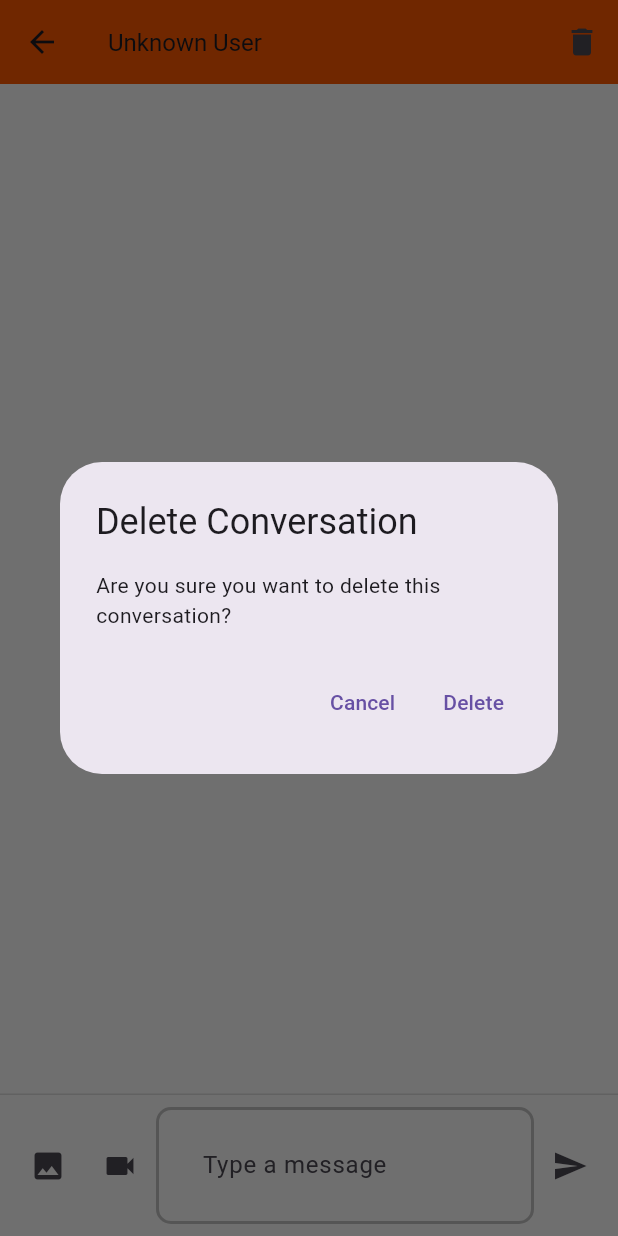
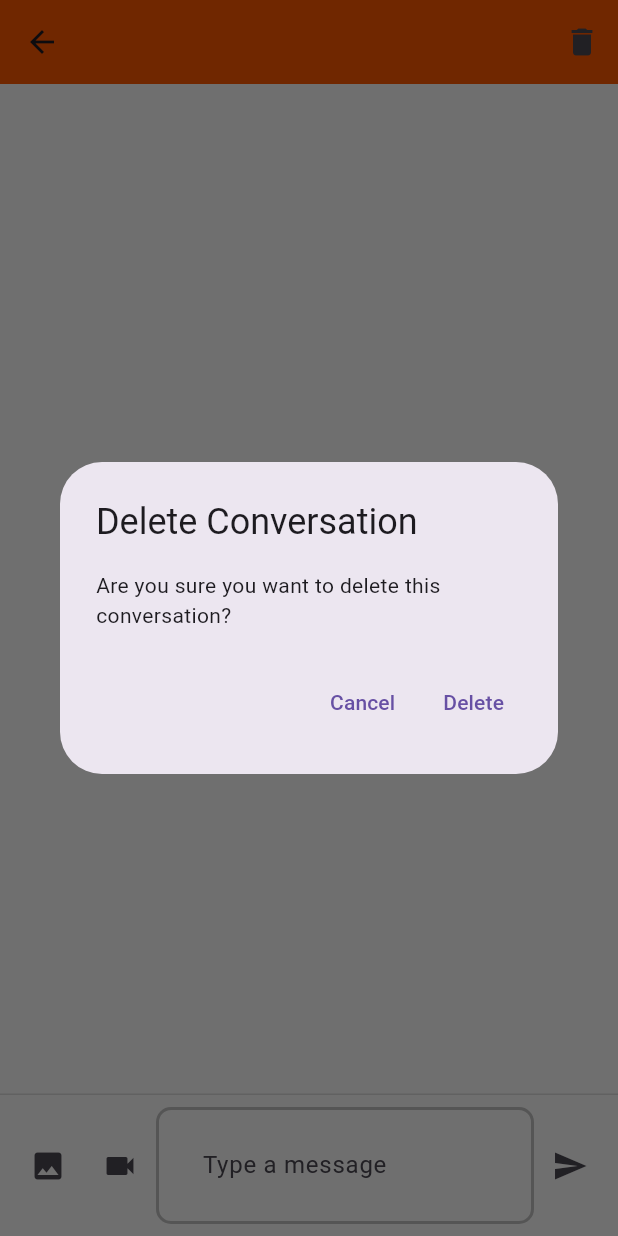
Before and after one commit to Samuelputeho/vandacoo, a Flutter app: the ChatPage screen opened directly with empty values, after a tap on the "delete" icon, on a phone screen of 412 x 824 dp. Run offline on Flutter 3.47's test engine with Material 3 defaults, Android fonts, the phone set to English and light mode, and no system bars; our stand-ins replace bloc, cached_network_image, chewie, dartz, equatable, flutter_bloc and 12 more; missing offline and left inert: ffmpeg_kit_flutter, video_editor, video_thumbnail; accounts and stored records are empty.

Commit message:
Pass User Details Directly to ChatPage
- Add otherUserName and otherUserProPic parameters to ChatPage constructor
- Remove complex user fetching logic in ChatPage initialization
- Simplify AppBar title rendering by using passed user name
- Update message screen tiles and route navigation to pass full user details
- Eliminate unnecessary BlocBuilder for user information retrieval

```diff
--- a/lib/features/messages/presentation/pages/chat_page.dart
+++ b/lib/features/messages/presentation/pages/chat_page.dart
@@ -11,11 +11,15 @@ import 'package:vandacoo/features/messages/presentation/widgets/message_bubble.d
 class ChatPage extends StatefulWidget {
   final String currentUserId;
   final String otherUserId;
+  final String otherUserName;
+  final String otherUserProPic;
 
   const ChatPage({
     super.key,
     required this.currentUserId,
     required this.otherUserId,
+    required this.otherUserName,
+    required this.otherUserProPic,
   });
 
   @override
@@ -32,20 +36,23 @@ class _ChatPageState extends State<ChatPage> {
   void initState() {
     super.initState();
     print('ChatPage initialized for conversation with: ${widget.otherUserId}');
-    _loadData();
+    otherUser = UserModel(
+      id: widget.otherUserId,
+      name: widget.otherUserName,
+      propic: widget.otherUserProPic,
+      email: '',
+      bio: '',
+      accountType: '',
+      gender: '',
+      age: '',
+      hasSeenIntroVideo: false,
+    );
+    _fetchMessages();
   }
 
   void _loadData() async {
     print('Loading initial data');
-    _fetchUserInfo();
-    await Future.delayed(const Duration(
-        milliseconds: 100)); // Small delay to ensure user info is fetched first
     _fetchMessages();
-  }
-
-  void _fetchUserInfo() {
-    print('Fetching user info for: ${widget.otherUserId}');
-    context.read<MessageBloc>().add(FetchAllUsersEvent());
   }
 
   void _fetchMessages() {
@@ -115,54 +122,10 @@ class _ChatPageState extends State<ChatPage> {
       },
       child: Scaffold(
         appBar: AppBar(
-          title: BlocBuilder<MessageBloc, MessageState>(
-            buildWhen: (previous, current) {
-              print(
-                  'AppBar BuildWhen - Previous: ${previous.runtimeType}, Current: ${current.runtimeType}');
-              return current is UsersLoaded || _isInitialLoad;
-            },
-            builder: (context, state) {
-              print('Building AppBar with state: ${state.runtimeType}');
-              if (state is UsersLoaded) {
-                print('Users loaded, count: ${state.users.length}');
-                final user = state.users.firstWhere(
-                  (u) => u.id == widget.otherUserId,
-                  orElse: () {
-                    print(
-                        'User not found in loaded users: ${widget.otherUserId}');
-                    return UserModel(
-                      id: widget.otherUserId,
-                      name: 'Unknown User',
-                      email: '',
-                      bio: '',
-                      propic: '',
-                      accountType: '',
-                      gender: '',
-                      age: '',
-                      hasSeenIntroVideo: false,
-                    );
-                  },
-                );
-                print('Found user: ${user.name} (${user.id})');
-                otherUser = user;
-                _isInitialLoad = false;
-                return Text(
-                  user.name,
-                  style: const TextStyle(fontSize: 16),
-                  overflow: TextOverflow.ellipsis,
-                );
-              }
-              // If we already have otherUser info, use it
-              if (otherUser != null) {
-                return Text(
-                  otherUser!.name,
-                  style: const TextStyle(fontSize: 16),
-                  overflow: TextOverflow.ellipsis,
-                );
-              }
-              print('Users not loaded yet, showing default title');
-              return const Text('Chat');
-            },
+          title: Text(
+            widget.otherUserName,
+            style: const TextStyle(fontSize: 16),
+            overflow: TextOverflow.ellipsis,
           ),
           leading: IconButton(
             icon: const Icon(Icons.arrow_back),
@@ -286,8 +249,7 @@ class _ChatPageState extends State<ChatPage> {
                           message: message,
                           isFromMe: isFromMe,
                           onDelete: isFromMe ? _handleMessageDelete : null,
-                          senderName:
-                              isFromMe ? 'You' : otherUser?.name ?? 'User',
+                          senderName: isFromMe ? 'You' : widget.otherUserName,
                         );
                       },
                     );
--- a/lib/features/messages/presentation/pages/messages_list_page.dart
+++ b/lib/features/messages/presentation/pages/messages_list_page.dart
@@ -157,6 +157,8 @@ class _MessagesListPageState extends State<MessagesListPage> {
                       arguments: {
                         'currentUserId': widget.currentUserId,
                         'otherUserId': otherUserId,
+                        'otherUserName': otherUser.name,
+                        'otherUserProPic': otherUser.propic,
                       },
                     ),
                   ),
--- a/lib/features/messages/presentation/widgets/message_screen_tile.dart
+++ b/lib/features/messages/presentation/widgets/message_screen_tile.dart
@@ -28,6 +28,8 @@ class MessageScreenTile extends StatelessWidget {
             builder: (context) => ChatPage(
               currentUserId: currentUserId,
               otherUserId: otherUser.id,
+              otherUserName: otherUser.name,
+              otherUserProPic: otherUser.propic,
             ),
           ),
         );
--- a/lib/main.dart
+++ b/lib/main.dart
@@ -144,6 +144,8 @@ class _MyAppState extends State<MyApp> {
               return ChatPage(
                 currentUserId: args['currentUserId'] as String,
                 otherUserId: args['otherUserId'] as String,
+                otherUserName: args['otherUserName'] as String,
+                otherUserProPic: args['otherUserProPic'] as String,
               );
             },
           },
```
